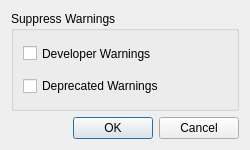
Before: the Qt Designer form Source/QtDialog/WarningMessagesDialog.ui in Kitware/CMake, drawn with Qt 5.
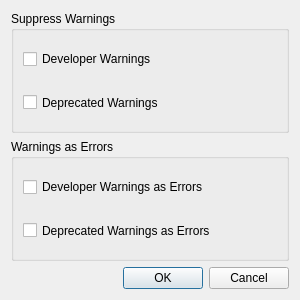
After: the same form once the commit is applied.

Commit message:
cmake-gui: Add options to control warning-as-error messages
Add new widgets to the warning messages dialog to control treating
warnings as errors.

```diff
--- a/Source/QtDialog/WarningMessagesDialog.ui
+++ b/Source/QtDialog/WarningMessagesDialog.ui
@@ -6,8 +6,8 @@
    <rect>
     <x>0</x>
     <y>0</y>
-    <width>250</width>
-    <height>150</height>
+    <width>300</width>
+    <height>300</height>
    </rect>
   </property>
   <property name="windowTitle">
@@ -64,6 +64,53 @@
      </layout>
     </widget>
    </item>
+   <item>
+    <widget class="QGroupBox" name="groupBox_2">
+     <property name="sizePolicy">
+      <sizepolicy hsizetype="Expanding" vsizetype="Expanding">
+       <horstretch>0</horstretch>
+       <verstretch>0</verstretch>
+      </sizepolicy>
+     </property>
+     <property name="title">
+      <string>Warnings as Errors</string>
+     </property>
+     <layout class="QVBoxLayout" name="verticalLayout_3">
+      <item>
+       <widget class="QCheckBox" name="developerWarningsAsErrors">
+        <property name="sizePolicy">
+         <sizepolicy hsizetype="Expanding" vsizetype="Expanding">
+          <horstretch>0</horstretch>
+          <verstretch>0</verstretch>
+         </sizepolicy>
+        </property>
+        <property name="toolTip">
+         <string>Treat developer (author) warnings as errors.</string>
+        </property>
+        <property name="text">
+         <string>Developer Warnings as Errors</string>
+        </property>
+       </widget>
+      </item>
+      <item>
+       <widget class="QCheckBox" name="deprecatedWarningsAsErrors">
+        <property name="sizePolicy">
+         <sizepolicy hsizetype="Expanding" vsizetype="Expanding">
+          <horstretch>0</horstretch>
+          <verstretch>0</verstretch>
+         </sizepolicy>
+        </property>
+        <property name="toolTip">
+         <string>Treat deprecated warnings as errors.</string>
+        </property>
+        <property name="text">
+         <string>Deprecated Warnings as Errors</string>
+        </property>
+       </widget>
+      </item>
+     </layout>
+    </widget>
+   </item>
    <item>
     <widget class="QDialogButtonBox" name="buttonBox">
      <property name="sizePolicy">
```
Left out of the diff: 6 changed lines with no effect on the pictures. The commit also changes 4 other files.
